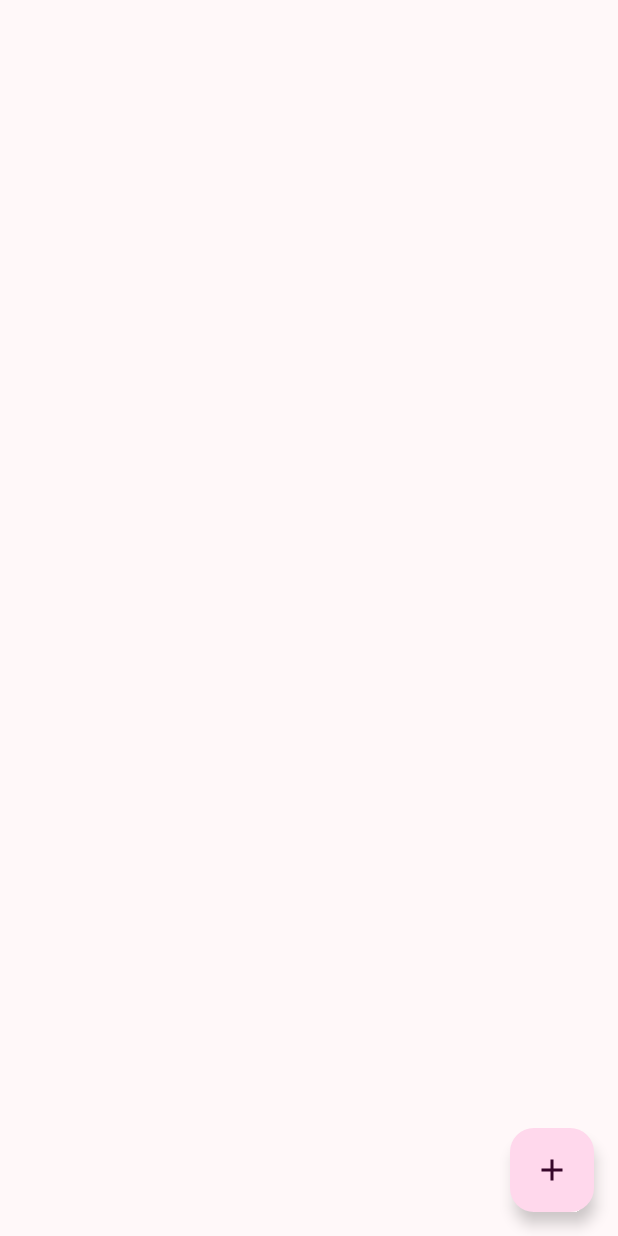
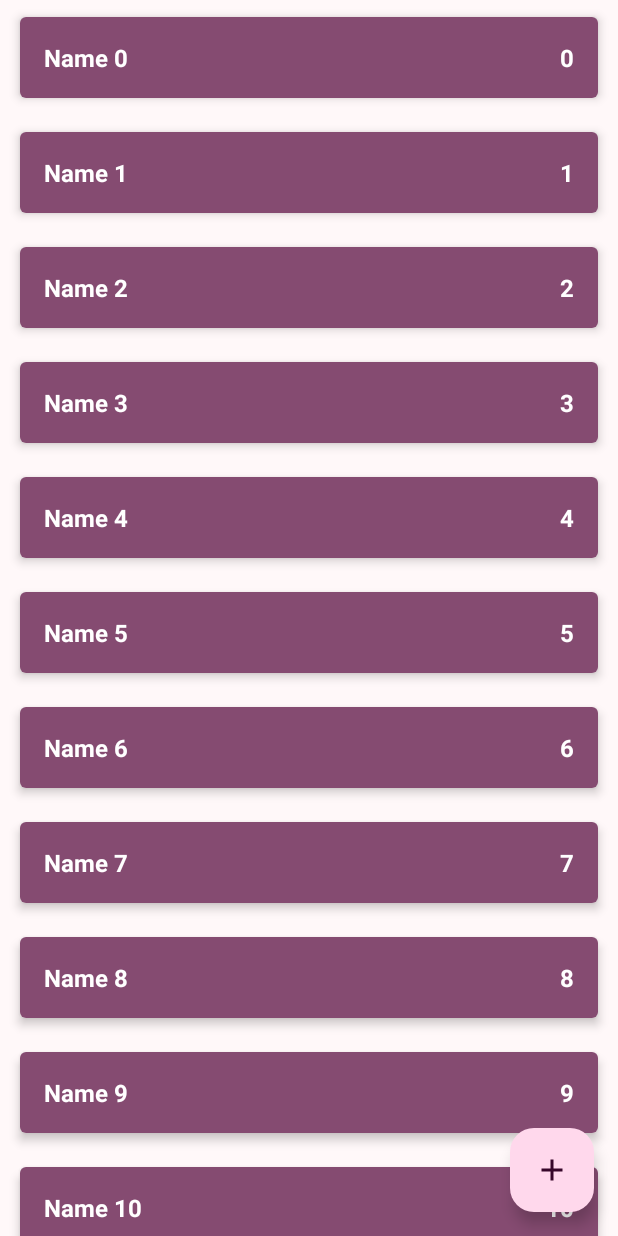
Before and after one commit to AbadzhevaK8/android-app-shopping-list, an Android app: the screen it shows after launch (MainActivity), on a phone screen of 412 x 824 dp. Run offline under Robolectric (Android 15) with nearby library versions, the light colour scheme and no system bars.

Commit message:
feat: Display shop list
Displayed shop list on the main screen with 100 items.
Used a `ScrollView` with a `LinearLayout` to
 show the items.
Enabled changing the state of an item by long pressing on it.
Removed the `RecyclerView` from the layout.
Updated `ShopListRepositoryImpl` to use a `sortedSetOf` for storing items.
Changed `deleteShopItem` to take a `ShopItem` object instead
 of an ID.

```diff
--- a/app/src/main/java/com/abadzheva/shoppinglist/data/ShopListRepositoryImpl.kt
+++ b/app/src/main/java/com/abadzheva/shoppinglist/data/ShopListRepositoryImpl.kt
@@ -7,12 +7,12 @@ import com.abadzheva.shoppinglist.domain.ShopListRepository
 
 object ShopListRepositoryImpl : ShopListRepository {
     private val shopListLD = MutableLiveData<List<ShopItem>>()
-    private val shopList = mutableListOf<ShopItem>()
+    private val shopList = sortedSetOf<ShopItem>({ o1, o2 -> o1.id.compareTo(o2.id) })
 
     private var autoIncrementId = 0
 
     init {
-        for (i in 0 until 10) {
+        for (i in 0 until 100) {
             val item = ShopItem("Name $i", i, true)
             addShopItem(item)
         }
@@ -26,8 +26,8 @@ object ShopListRepositoryImpl : ShopListRepository {
         updateList()
     }
 
-    override fun deleteShopItem(shopItemId: Int) {
-        shopList.removeAt(shopItemId)
+    override fun deleteShopItem(shopItem: ShopItem) {
+        shopList.remove(shopItem)
         updateList()
     }
 
--- a/app/src/main/java/com/abadzheva/shoppinglist/domain/DeleteShopItemUseCase.kt
+++ b/app/src/main/java/com/abadzheva/shoppinglist/domain/DeleteShopItemUseCase.kt
@@ -3,7 +3,7 @@ package com.abadzheva.shoppinglist.domain
 class DeleteShopItemUseCase(
     private val shopListRepository: ShopListRepository,
 ) {
-    fun deleteShopItem(shopItemId: Int) {
-        shopListRepository.deleteShopItem(shopItemId)
+    fun deleteShopItem(shopItem: ShopItem) {
+        shopListRepository.deleteShopItem(shopItem)
     }
 }
--- a/app/src/main/java/com/abadzheva/shoppinglist/domain/ShopListRepository.kt
+++ b/app/src/main/java/com/abadzheva/shoppinglist/domain/ShopListRepository.kt
@@ -5,7 +5,7 @@ import androidx.lifecycle.LiveData
 interface ShopListRepository {
     fun addShopItem(shopItem: ShopItem)
 
-    fun deleteShopItem(shopItemId: Int)
+    fun deleteShopItem(shopItem: ShopItem)
 
     fun editShopItem(shopItem: ShopItem)
 
--- a/app/src/main/java/com/abadzheva/shoppinglist/presentation/MainActivity.kt
+++ b/app/src/main/java/com/abadzheva/shoppinglist/presentation/MainActivity.kt
@@ -1,18 +1,21 @@
 package com.abadzheva.shoppinglist.presentation
 
+import android.annotation.SuppressLint
 import android.os.Bundle
-import android.util.Log
+import android.view.LayoutInflater
+import android.widget.LinearLayout
+import android.widget.TextView
 import androidx.activity.enableEdgeToEdge
 import androidx.appcompat.app.AppCompatActivity
 import androidx.core.view.ViewCompat
 import androidx.core.view.WindowInsetsCompat
 import androidx.lifecycle.ViewModelProvider
 import com.abadzheva.shoppinglist.R
+import com.abadzheva.shoppinglist.domain.ShopItem
 
 class MainActivity : AppCompatActivity() {
     private lateinit var viewModel: MainViewModel
-
-    private var count = 0
+    private lateinit var llShopList: LinearLayout
 
     override fun onCreate(savedInstanceState: Bundle?) {
         super.onCreate(savedInstanceState)
@@ -24,14 +27,33 @@ class MainActivity : AppCompatActivity() {
             insets
         }
         // ----------------------
+        llShopList = findViewById(R.id.ll_shop_list)
         viewModel = ViewModelProvider(this)[MainViewModel::class.java]
         viewModel.shopList.observe(this) {
-            Log.d("MainActivityTest", it.toString())
-            if (count == 0) {
-                count++
-                val item = it[0]
-                viewModel.changeEnableState(item)
+            showList(it)
+        }
+    }
+
+    @SuppressLint("DefaultLocale")
+    private fun showList(list: List<ShopItem>) {
+        llShopList.removeAllViews()
+        for (shopItem in list) {
+            val layoutId =
+                if (shopItem.enabled) {
+                    R.layout.item_shop_enabled
+                } else {
+                    R.layout.item_shop_disabled
+                }
+            val view = LayoutInflater.from(this).inflate(layoutId, llShopList, false)
+            val tvName = view.findViewById<TextView>(R.id.tv_name)
+            val tvCount = view.findViewById<TextView>(R.id.tv_count)
+            tvName.text = shopItem.name
+            tvCount.text = String.format("%d", shopItem.count)
+            view.setOnLongClickListener {
+                viewModel.changeEnableState(shopItem)
+                true
             }
+            llShopList.addView(view)
         }
     }
 }
--- a/app/src/main/java/com/abadzheva/shoppinglist/presentation/MainViewModel.kt
+++ b/app/src/main/java/com/abadzheva/shoppinglist/presentation/MainViewModel.kt
@@ -17,7 +17,7 @@ class MainViewModel : ViewModel() {
     val shopList = getShopListUseCase.getShopList()
 
     fun deleteShopItem(shopItem: ShopItem) {
-        deleteShopListUseCase.deleteShopItem(shopItem.id)
+        deleteShopListUseCase.deleteShopItem(shopItem)
     }
 
     fun changeEnableState(shopItem: ShopItem) {
--- a/app/src/main/res/layout/activity_main.xml
+++ b/app/src/main/res/layout/activity_main.xml
@@ -7,10 +7,23 @@
     android:layout_height="match_parent"
     tools:context=".presentation.MainActivity">
 
+    <ScrollView
+        android:layout_width="match_parent"
+        android:layout_height="match_parent">
+
+        <LinearLayout
+            android:id="@+id/ll_shop_list"
+            android:layout_width="match_parent"
+            android:layout_height="wrap_content"
+            android:orientation="vertical" />
+    </ScrollView>
+
+
     <androidx.recyclerview.widget.RecyclerView
         android:id="@+id/rv_shop_list"
         android:layout_width="0dp"
         android:layout_height="0dp"
+        android:visibility="gone"
         app:layout_constraintBottom_toBottomOf="parent"
         app:layout_constraintEnd_toEndOf="parent"
         app:layout_constraintStart_toStartOf="parent"
```
